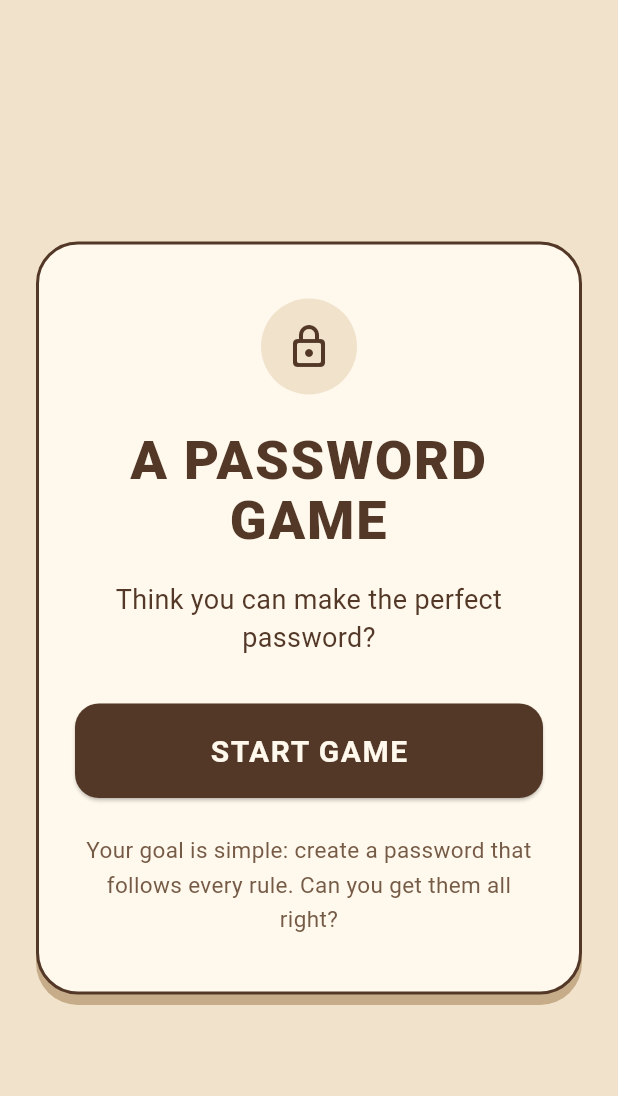
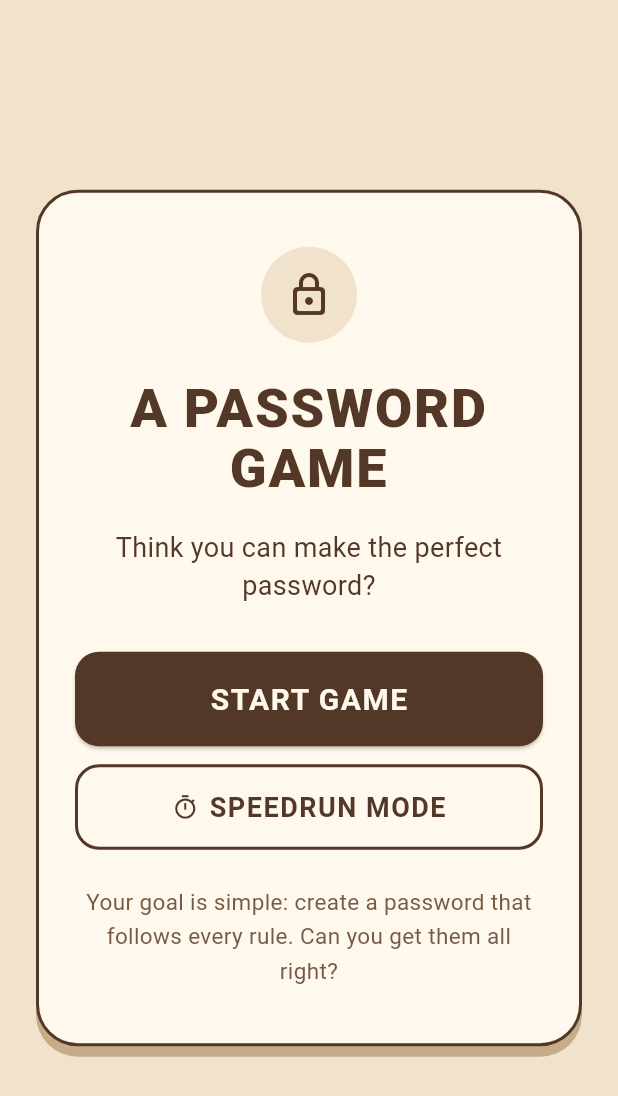
Before and after one commit to Jadam111305/Project-3, a Flutter app: the screen it shows after launch, on a phone screen of 412 x 824 dp. Shown: the top 1096 px of the screen. Run offline on Flutter 3.47's test engine with Material 3 defaults, Android fonts, the phone set to English and light mode, and no system bars; our stand-ins replace shared_preferences.

Commit message:
Created the speedrun mode
- New speedrun mode button on home screen
- Timer now tracks your current time while playing in the mode
- Saves your fastest run on the home screen

```diff
--- a/project3/lib/screens/home_screen.dart
+++ b/project3/lib/screens/home_screen.dart
@@ -1,9 +1,33 @@
 import 'package:flutter/material.dart';
 
 import 'game_screen.dart';
+import '../speedrun/best_time_store.dart';
+import '../speedrun/speedrun_time.dart';
 
-class HomeScreen extends StatelessWidget {
-  const HomeScreen({super.key});
+class HomeScreen extends StatefulWidget {
+  const HomeScreen({super.key, this.bestTimeStore});
+
+  final BestTimeStore? bestTimeStore;
+
+  @override
+  State<HomeScreen> createState() => _HomeScreenState();
+}
+
+class _HomeScreenState extends State<HomeScreen> {
+  late final BestTimeStore _bestTimeStore;
+  Duration? _bestTime;
+
+  @override
+  void initState() {
+    super.initState();
+    _bestTimeStore = widget.bestTimeStore ?? BestTimeStore();
+    _loadBestTime();
+  }
+
+  Future<void> _loadBestTime() async {
+    final bestTime = await _bestTimeStore.load();
+    if (mounted) setState(() => _bestTime = bestTime);
+  }
 
   @override
   Widget build(BuildContext context) {
@@ -68,13 +92,7 @@ class HomeScreen extends StatelessWidget {
                     SizedBox(
                       width: double.infinity,
                       child: ElevatedButton(
-                        onPressed: () {
-                          Navigator.of(context).push(
-                            MaterialPageRoute<void>(
-                              builder: (_) => const GameScreen(),
-                            ),
-                          );
-                        },
+                        onPressed: () => _openGame(context),
                         style: ElevatedButton.styleFrom(
                           backgroundColor: brown,
                           foregroundColor: const Color(0xFFFFF8EC),
@@ -91,6 +109,49 @@ class HomeScreen extends StatelessWidget {
                         child: const Text('START GAME'),
                       ),
                     ),
+                    const SizedBox(height: 12),
+                    SizedBox(
+                      width: double.infinity,
+                      child: OutlinedButton.icon(
+                        key: const ValueKey('speedrun-mode-button'),
+                        onPressed: () => _openGame(context, speedrun: true),
+                        icon: const Icon(Icons.timer_outlined),
+                        label: const Text('SPEEDRUN MODE'),
+                        style: OutlinedButton.styleFrom(
+                          foregroundColor: brown,
+                          padding: const EdgeInsets.symmetric(vertical: 18),
+                          side: const BorderSide(color: brown, width: 2),
+                          shape: RoundedRectangleBorder(
+                            borderRadius: BorderRadius.circular(16),
+                          ),
+                          textStyle: const TextStyle(
+                            fontSize: 18,
+                            fontWeight: FontWeight.bold,
+                            letterSpacing: 1,
+                          ),
+                        ),
+                      ),
+                    ),
+                    if (_bestTime != null) ...[
+                      const SizedBox(height: 16),
+                      Container(
+                        key: const ValueKey('speedrun-best-time'),
+                        padding: const EdgeInsets.all(14),
+                        decoration: BoxDecoration(
+                          color: beige,
+                          borderRadius: BorderRadius.circular(14),
+                        ),
+                        child: Text(
+                          'SPEEDRUN BEST: ${formatSpeedrunTime(_bestTime!)}',
+                          textAlign: TextAlign.center,
+                          style: const TextStyle(
+                            color: brown,
+                            fontWeight: FontWeight.w800,
+                            letterSpacing: .6,
+                          ),
+                        ),
+                      ),
+                    ],
                     const SizedBox(height: 24),
                     const Text(
                       'Your goal is simple: create a password that follows every rule. Can you get them all right?',
@@ -110,4 +171,16 @@ class HomeScreen extends StatelessWidget {
       ),
     );
   }
+
+  Future<void> _openGame(BuildContext context, {bool speedrun = false}) async {
+    await Navigator.of(context).push<void>(
+      MaterialPageRoute<void>(
+        builder: (_) => GameScreen(
+          speedrun: speedrun,
+          bestTimeStore: speedrun ? _bestTimeStore : null,
+        ),
+      ),
+    );
+    if (speedrun) await _loadBestTime();
+  }
 }
--- a/project3/pubspec.yaml
+++ b/project3/pubspec.yaml
@@ -35,6 +35,7 @@ dependencies:
   # Use with the CupertinoIcons class for iOS style icons.
   cupertino_icons: ^1.0.8
   http: ^1.6.0
+  shared_preferences: ^2.5.4
 
 dev_dependencies:
   flutter_test:
```
Also changed, not shown: project3/lib/screens/game_screen.dart (+74 -0 lines), project3/lib/speedrun/best_time_store.dart (added, +22 -0 lines), project3/lib/speedrun/speedrun_time.dart (added, +9 -0 lines), project3/pubspec.lock, 2 other files.
